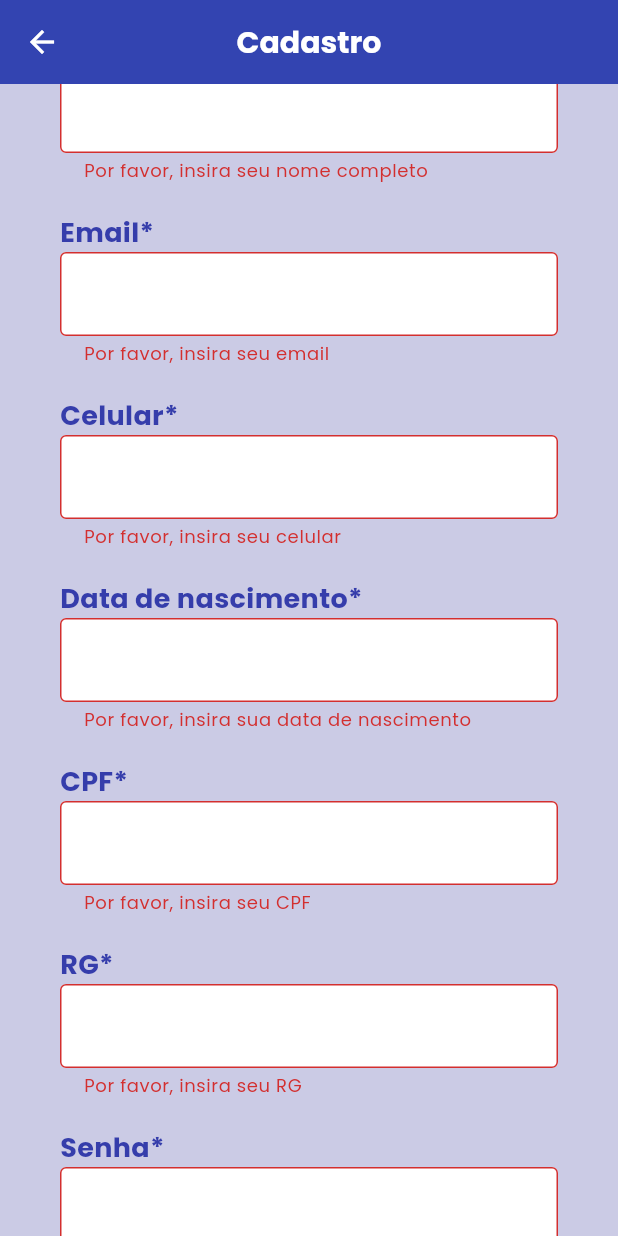
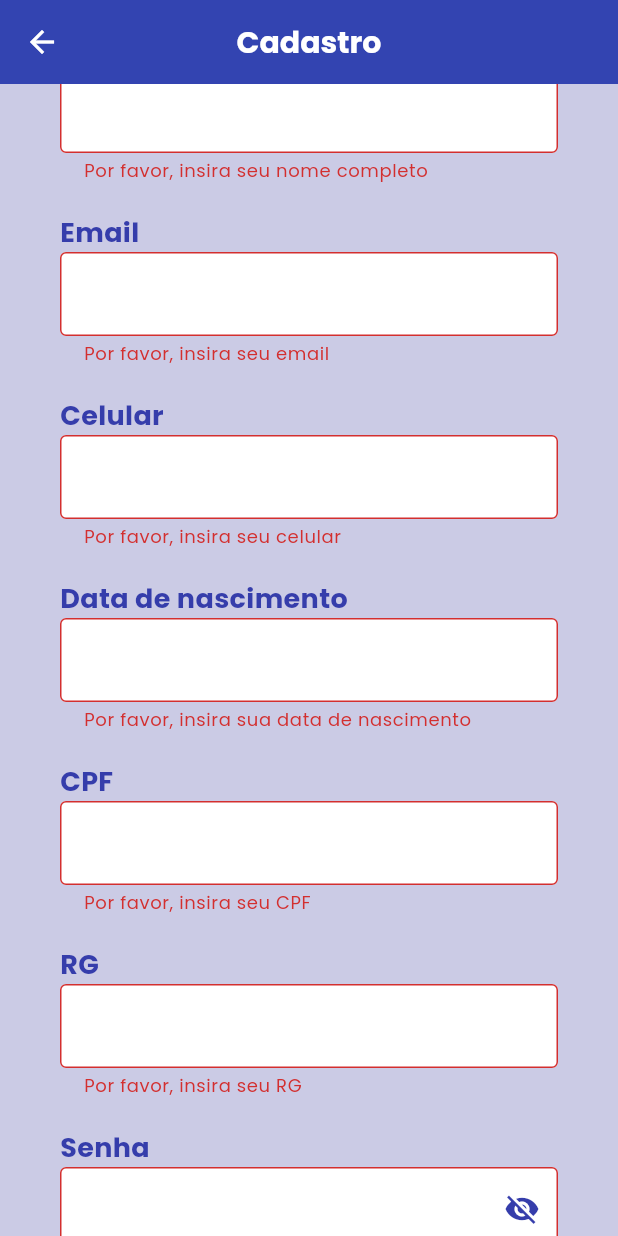
Before and after one commit to BankaltOficial/Mobile, a Flutter app: the FormScreen screen opened directly, scrolled down 167 dp, after a tap on "Continuar", on a phone screen of 412 x 824 dp. Run offline on Flutter 3.47's test engine with Material 3 defaults, Android fonts, the phone set to English and light mode, and no system bars; our stand-ins replace flutter_colorpicker, mask_text_input_formatter, shared_preferences; accounts and stored records are empty.

Commit message:
update usuario e forms

```diff
--- a/lib/main.dart
+++ b/lib/main.dart
@@ -57,7 +57,7 @@ class MyApp extends StatelessWidget {
               foregroundColor: Colors.white,
             ),
           ),
-          home: InicialScreen(),
+          home: SplashScreen(),
         );
       },
     );
--- a/lib/pages/CardsScreen.dart
+++ b/lib/pages/CardsScreen.dart
@@ -6,6 +6,8 @@ import 'package:flutter_application_1/service/Colors.dart';
 import 'package:flutter_application_1/components/Card.dart';
 import 'package:flutter_application_1/components/AppBar.dart';
 import 'package:flutter_application_1/components/Drawer.dart';
+import 'package:flutter_application_1/service/Usuario.dart';
+import 'package:flutter_application_1/service/Sessao.dart';
 
 class CardsScreen extends StatefulWidget {
   const CardsScreen({super.key});
@@ -17,13 +19,21 @@ class CardsScreen extends StatefulWidget {
 class _CardsScreenState extends State<CardsScreen> {
   @override
   Widget build(BuildContext context) {
+    Usuario usuario = Sessao.getUsuario() ??
+        Usuario('Usuário', 'CPF não encontrado', '', '', '', '', '');
+    String nome = usuario.nome;
+    String cpf = usuario.cpf;
     final GlobalKey<ScaffoldState> scaffoldKey = GlobalKey<ScaffoldState>();
 
     return Scaffold(
       key: scaffoldKey,
-      appBar: CustomAppBar(title: 'Cartões Virtuais', scaffoldKey: scaffoldKey, onBackPressed: (){
-        Navigator.pushReplacement(context, MaterialPageRoute(builder: (context) => const InicialScreen()));
-      }),
+      appBar: CustomAppBar(
+          title: 'Cartões Virtuais',
+          scaffoldKey: scaffoldKey,
+          onBackPressed: () {
+            Navigator.pushReplacement(context,
+                MaterialPageRoute(builder: (context) => const InicialScreen()));
+          }),
       drawer: const CustomDrawer(),
       body: Container(
         padding: const EdgeInsets.all(40),
@@ -33,16 +43,18 @@ class _CardsScreenState extends State<CardsScreen> {
               "Escolha o cartão",
               textAlign: TextAlign.center,
               style: TextStyle(
-                  fontSize: 24, fontWeight: FontWeight.bold, color: AppColors.mainGrayBlue),
+                  fontSize: 24,
+                  fontWeight: FontWeight.bold,
+                  color: AppColors.mainGrayBlue),
             ),
             const SizedBox(height: 20),
             Column(
               children: [
                 const SizedBox(height: 20),
-                const CreditCardWidget(
-                  cardNumber: '1234 5678 9000 0000',
-                  holderName: 'Seu Nome',
-                  expiryDate: '12/27',
+                CreditCardWidget(
+                  cardNumber: usuario.numeroCartao,
+                  holderName: usuario.nome,
+                  expiryDate: usuario.validadeCartao,
                 ),
                 const SizedBox(height: 30),
                 Row(
--- a/lib/pages/FormScreen.dart
+++ b/lib/pages/FormScreen.dart
@@ -18,6 +18,8 @@ class FormScreen extends StatefulWidget {
 class _FormScreenState extends State<FormScreen> {
   final _formKey = GlobalKey<FormState>();
 
+  bool _obscureText = true;
+
   TextEditingController nomeController = TextEditingController();
   TextEditingController emailController = TextEditingController();
   TextEditingController celularController = TextEditingController();
@@ -37,7 +39,6 @@ class _FormScreenState extends State<FormScreen> {
 
   @override
   Widget build(BuildContext context) {
-
     final GlobalKey<ScaffoldState> _scaffoldKey = GlobalKey<ScaffoldState>();
 
     return Scaffold(
@@ -81,7 +82,7 @@ class _FormScreenState extends State<FormScreen> {
                       ),
                       const SizedBox(height: 40),
                       Text(
-                        "Nome completo*",
+                        "Nome completo",
                         style: TextStyle(
                           fontSize: 18,
                           fontWeight: FontWeight.bold,
@@ -105,7 +106,7 @@ class _FormScreenState extends State<FormScreen> {
                       ),
                       const SizedBox(height: 20),
                       Text(
-                        "Email*",
+                        "Email",
                         style: TextStyle(
                           fontSize: 18,
                           fontWeight: FontWeight.bold,
@@ -121,15 +122,19 @@ class _FormScreenState extends State<FormScreen> {
                           ),
                           style: const TextStyle(color: Colors.black),
                           validator: (value) {
-                          if (value == null || value.isEmpty) {
+                            if (value == null || value.trim().isEmpty) {
                               return 'Por favor, insira seu email';
                             }
+                            final emailRegex =
+                                RegExp(r'^[\w-\.]+@([\w-]+\.)+[\w-]{2,4}$');
+                            if (!emailRegex.hasMatch(value.trim())) {
+                              return 'Insira um email válido';
+                            }
                             return null;
-                        },
-                      ),
+                          }),
                       const SizedBox(height: 20),
                       Text(
-                        "Celular*",
+                        "Celular",
                         style: TextStyle(
                           fontSize: 18,
                           fontWeight: FontWeight.bold,
@@ -147,15 +152,18 @@ class _FormScreenState extends State<FormScreen> {
                         keyboardType: TextInputType.phone,
                         style: const TextStyle(color: Colors.black),
                         validator: (value) {
-                          if (value == null || value.isEmpty) {
+                          if (value == null || value.trim().isEmpty) {
                             return 'Por favor, insira seu celular';
+                          }
+                          if (value.replaceAll(RegExp(r'\D'), '').length < 11) {
+                            return 'Insira um número de celular válido';
                           }
                           return null;
                         },
                       ),
                       const SizedBox(height: 20),
                       Text(
-                        "Data de nascimento*",
+                        "Data de nascimento",
                         style: TextStyle(
                           fontSize: 18,
                           fontWeight: FontWeight.bold,
@@ -173,15 +181,30 @@ class _FormScreenState extends State<FormScreen> {
                           keyboardType: TextInputType.number,
                           style: const TextStyle(color: Colors.black),
                           validator: (value) {
-                          if (value == null || value.isEmpty) {
+                            if (value == null || value.trim().isEmpty) {
                               return 'Por favor, insira sua data de nascimento';
                             }
+                            final parts = value.split('/');
+                            if (parts.length != 3)
+                              return 'Formato inválido (dd/mm/aaaa)';
+                            final day = int.tryParse(parts[0]);
+                            final month = int.tryParse(parts[1]);
+                            final year = int.tryParse(parts[2]);
+                            if (day == null || month == null || year == null)
+                              return 'Data inválida';
+
+                            try {
+                              final date = DateTime(year, month, day);
+                              if (date.isAfter(DateTime.now()))
+                                return 'Data no futuro é inválida';
+                            } catch (_) {
+                              return 'Data inválida';
+                            }
                             return null;
-                        },
-                      ),
+                          }),
                       const SizedBox(height: 20),
                       Text(
-                        "CPF*",
+                        "CPF",
                         style: TextStyle(
                           fontSize: 18,
                           fontWeight: FontWeight.bold,
@@ -199,15 +222,45 @@ class _FormScreenState extends State<FormScreen> {
                         keyboardType: TextInputType.number,
                         style: const TextStyle(color: Colors.black),
                         validator: (value) {
-                          if (value == null || value.isEmpty) {
+                          if (value == null || value.trim().isEmpty) {
                             return 'Por favor, insira seu CPF';
                           }
+
+                          String cpf = value.replaceAll(RegExp(r'\D'), '');
+                          if (cpf.length != 11 ||
+                              RegExp(r'^(\d)\1*$').hasMatch(cpf)) {
+                            return 'CPF inválido';
+                          }
+
+                          List<int> digits =
+                              cpf.split('').map(int.parse).toList();
+
+                          int sum1 = 0;
+                          for (int i = 0; i < 9; i++) {
+                            sum1 += digits[i] * (10 - i);
+                          }
+                          int firstVerifier = (sum1 * 10) % 11;
+                          if (firstVerifier == 10) firstVerifier = 0;
+                          if (digits[9] != firstVerifier) {
+                            return 'CPF inválido';
+                          }
+
+                          int sum2 = 0;
+                          for (int i = 0; i < 10; i++) {
+                            sum2 += digits[i] * (11 - i);
+                          }
+                          int secondVerifier = (sum2 * 10) % 11;
+                          if (secondVerifier == 10) secondVerifier = 0;
+                          if (digits[10] != secondVerifier) {
+                            return 'CPF inválido';
+                          }
+
                           return null;
                         },
                       ),
                       const SizedBox(height: 20),
                       Text(
-                        "RG*",
+                        "RG",
                         style: TextStyle(
                           fontSize: 18,
                           fontWeight: FontWeight.bold,
@@ -225,34 +278,62 @@ class _FormScreenState extends State<FormScreen> {
                         keyboardType: TextInputType.number,
                         style: const TextStyle(color: Colors.black),
                         validator: (value) {
-                          if (value == null || value.isEmpty) {
+                          if (value == null || value.trim().isEmpty) {
                             return 'Por favor, insira seu RG';
                           }
+
+                          String rg = value.replaceAll(RegExp(r'\D'), '');
+                          if (rg.length < 7 || rg.length > 9) {
+                            return 'RG inválido';
+                          }
+
                           return null;
                         },
                       ),
                       const SizedBox(height: 20),
                         Text(
-                        "Senha*",
+                        "Senha",
                         style: TextStyle(
                           fontSize: 18,
                           fontWeight: FontWeight.bold,
                           color: AppColors.main,
                         ),
                       ),
-                      TextFormField(
+                        StatefulBuilder(
+                          builder: (context, setStateSB) {
+                            return TextFormField(
                               controller: senhaController,
-                        decoration: const InputDecoration(
-                          border: OutlineInputBorder(),
+                              obscureText: _obscureText,
+                              keyboardType: TextInputType.visiblePassword,
+                              decoration: InputDecoration(
+                                border: const OutlineInputBorder(),
                                 filled: true,
                                 fillColor: Colors.white,
+                                suffixIcon: IconButton(
+                                  icon: Icon(
+                                    _obscureText
+                                        ? Icons.visibility_off
+                                        : Icons.visibility,
+                                    color: AppColors.main,
+                                  ),
+                                  onPressed: () {
+                                    setStateSB(() {
+                                      _obscureText = !_obscureText;
+                                    });
+                                  },
+                                ),
                               ),
                               style: const TextStyle(color: Colors.black),
                               validator: (value) {
                                 if (value == null || value.isEmpty) {
                                   return 'Por favor, insira sua senha';
                                 }
+                                if (value.length < 6) {
+                                  return 'A senha deve ter no mínimo 6 caracteres';
+                                }
                                 return null;
+                              },
+                            );
                           },
                         ),
                       const SizedBox(height: 20),
--- a/lib/pages/InicialScreen.dart
+++ b/lib/pages/InicialScreen.dart
@@ -24,11 +24,11 @@ class InicialScreen extends StatefulWidget {
   State<InicialScreen> createState() => _InicialScreenState();
 }
 
-double saldo = 28567.90;
 String txtSaldo = saldo.toStringAsFixed(2).replaceAll('.', ',');
 Usuario usuario = Sessao.getUsuario() ?? Usuario('Usuário', 'CPF não encontrado', '', '', '', '', '');
 String nome = usuario.nome;
 String cpf = usuario.cpf;
+double saldo = usuario.saldo;
 Icon iconVisibility = Icon(Icons.visibility);
 
 class _InicialScreenState extends State<InicialScreen> {
--- a/lib/service/Usuario.dart
+++ b/lib/service/Usuario.dart
@@ -1,4 +1,9 @@
+import 'dart:math';
+
 class Usuario {
+  static int _idCounter = 1;
+
+  final int _id;
   String _nome;
   String _email;
   String _cpf;
@@ -6,44 +11,120 @@ class Usuario {
   String _dataNascimento;
   String _celular;
   String _senha;
+  double _saldo = 0.0;
+  int _score = 0;
+  int _ponto = 0;
+  final String _numeroCartao;
+  final String _cvv;
+  final String _validadeCartao;
 
-  Usuario(this._nome, this._email, this._cpf, this._rg, this._dataNascimento,
-      this._celular, this._senha);
+  Usuario(
+    this._nome,
+    this._email,
+    this._cpf,
+    this._rg,
+    this._dataNascimento,
+    this._celular,
+    this._senha,
+  )   : _id = _idCounter++,
+        _numeroCartao = _gerarNumeroCartao(),
+        _cvv = _gerarCvv(),
+        _validadeCartao = _gerarValidadeCartao();
 
-  get nome => this._nome;
+  int get id => _id;
+  String get nome => _nome;
+  String get email => _email;
+  String get cpf => _cpf;
+  String get rg => _rg;
+  String get dataNascimento => _dataNascimento;
+  String get celular => _celular;
+  String get senha => _senha;
+  double get saldo => _saldo;
+  int get score => _score;
+  int get ponto => _ponto;
+  String get numeroCartao => _numeroCartao;
+  String get cvv => _cvv;
+  String get validadeCartao => _validadeCartao;
 
-  set nome(value) => this._nome = value;
+  set nome(String value) => _nome = value;
+  set email(String value) => _email = value;
+  set cpf(String value) => _cpf = value;
+  set rg(String value) => _rg = value;
+  set dataNascimento(String value) => _dataNascimento = value;
+  set celular(String value) => _celular = value;
+  set senha(String value) => _senha = value;
+  set saldo(double value) => _saldo = value;
+  set score(int value) => _score = value;
+  set ponto(int value) => _ponto = value;
 
-  get email => this._email;
+  void depositar(double valor) {
+    if (valor > 0) {
+      _saldo += valor;
+    }
+  }
 
-  set email(value) => this._email = value;
+  void pix(double valor, Usuario destino) {
+    if (valor > 0 && _saldo >= valor) {
+      _saldo -= valor;
+      destino._receber(valor);
+      _score += 10;
+    }
+  }
 
-  get cpf => this._cpf;
+  void transferir(double valor, Usuario destino) {
+    if (valor > 0 && _saldo >= valor) {
+      _saldo -= valor;
+      destino._receber(valor);
+      _score += 1;
+    }
+  }
 
-  set cpf(value) => this._cpf = value;
+  void _receber(double valor) {
+    if (valor > 0) {
+      _saldo += valor;
+    }
+  }
 
-  get rg => this._rg;
+  static String _gerarNumeroCartao() {
+    final random = Random();
+    return List.generate(16, (_) => random.nextInt(10)).join();
+  }
 
-  set rg(value) => this._rg = value;
+  static String _gerarCvv() {
+    final random = Random();
+    return List.generate(3, (_) => random.nextInt(10)).join();
+  }
 
-  get dataNascimento => this._dataNascimento;
+  static String _gerarValidadeCartao() {
+    final agora = DateTime.now();
+    final validade = DateTime(agora.year + 5, agora.month);
+    final mes = validade.month.toString().padLeft(2, '0');
+    final ano = validade.year.toString();
+    return '$mes/$ano';
+  }
+}
 
-  set dataNascimento(value) => this._dataNascimento = value;
-
-  get celular => this._celular;
-
-  set celular(value) => this._celular = value;
-
-  get senha => this._senha;
-
-  set senha(value) => this._senha = value;
+String formatarData(DateTime data) {
+  String dia = data.day.toString().padLeft(2, '0');
+  String mes = data.month.toString().padLeft(2, '0');
+  String ano = data.year.toString();
+  return '$dia/$mes/$ano';
 }
 
 List<Usuario> usuarios = [
   Usuario(
+    'Gabigol',
+    'gabigol@email.com',
+    '123.456.789-00',
+    '12.345.678-9',
+    formatarData(DateTime(1995, 4, 10)),
+    '(11) 91234-5678',
+    '123',
+  ),
+  Usuario(
     'Alice Martins',
     'alice.martins@email.com',
-      '123.456.789-00',
+    '123.456.789-01',
     '12.345.678-9',
     formatarData(DateTime(1995, 4, 10)),
     '(11) 91234-5678',
@@ -68,14 +149,6 @@ List<Usuario> usuarios = [
     'carla2025!',
   ),
 ];
-
-String formatarData(DateTime data) {
-  String dia = data.day.toString().padLeft(2, '0');
-  String mes = data.month.toString().padLeft(2, '0');
-  String ano = data.year.toString();
-  return '$dia/$mes/$ano';
-}
-
 
 Usuario? buscarUsuarioPorCpf(String cpf) {
   try {
```
Lines whose indentation alone changed are shown as unchanged.
